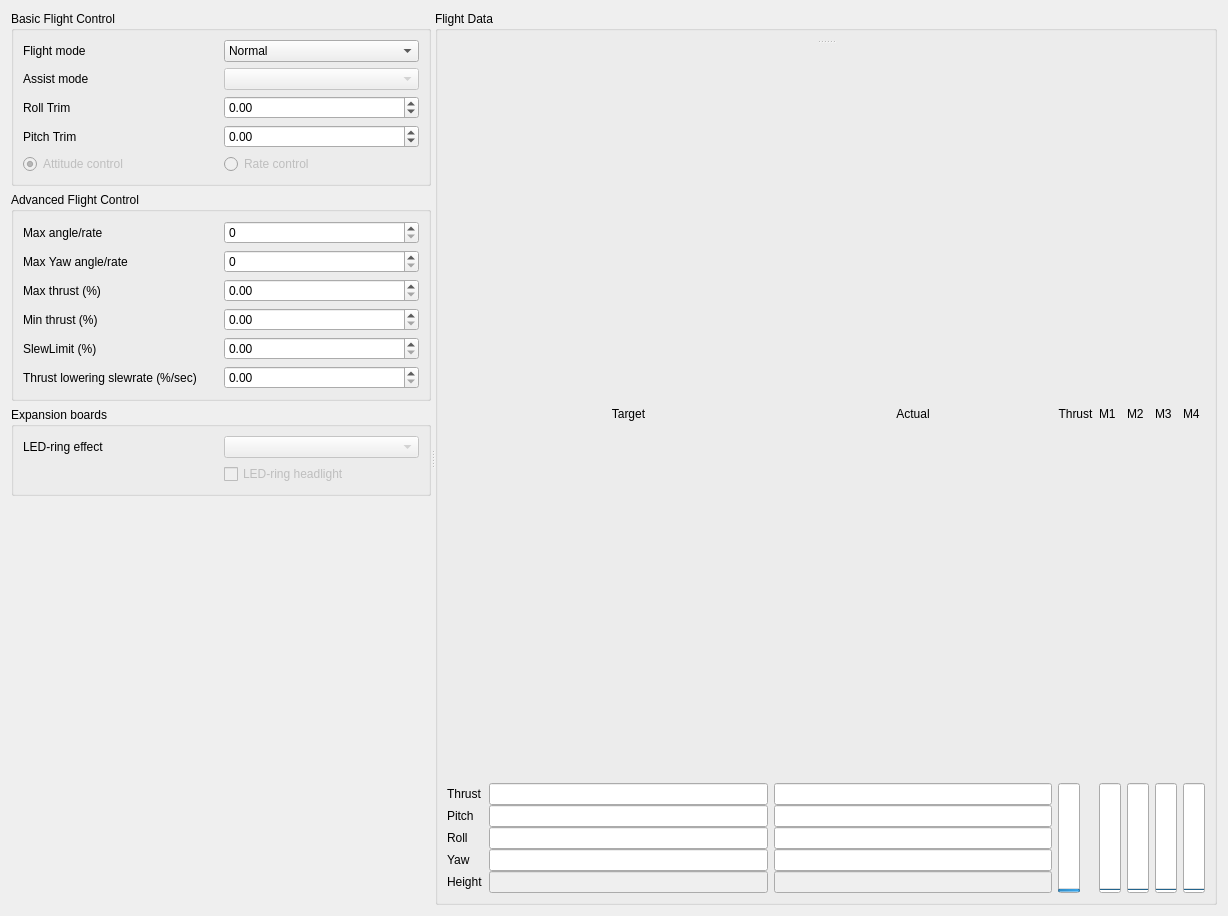
Qt form src/cfclient/ui/tabs/flightTab.ui (bitcraze/crazyflie-clients-python) before a commit.
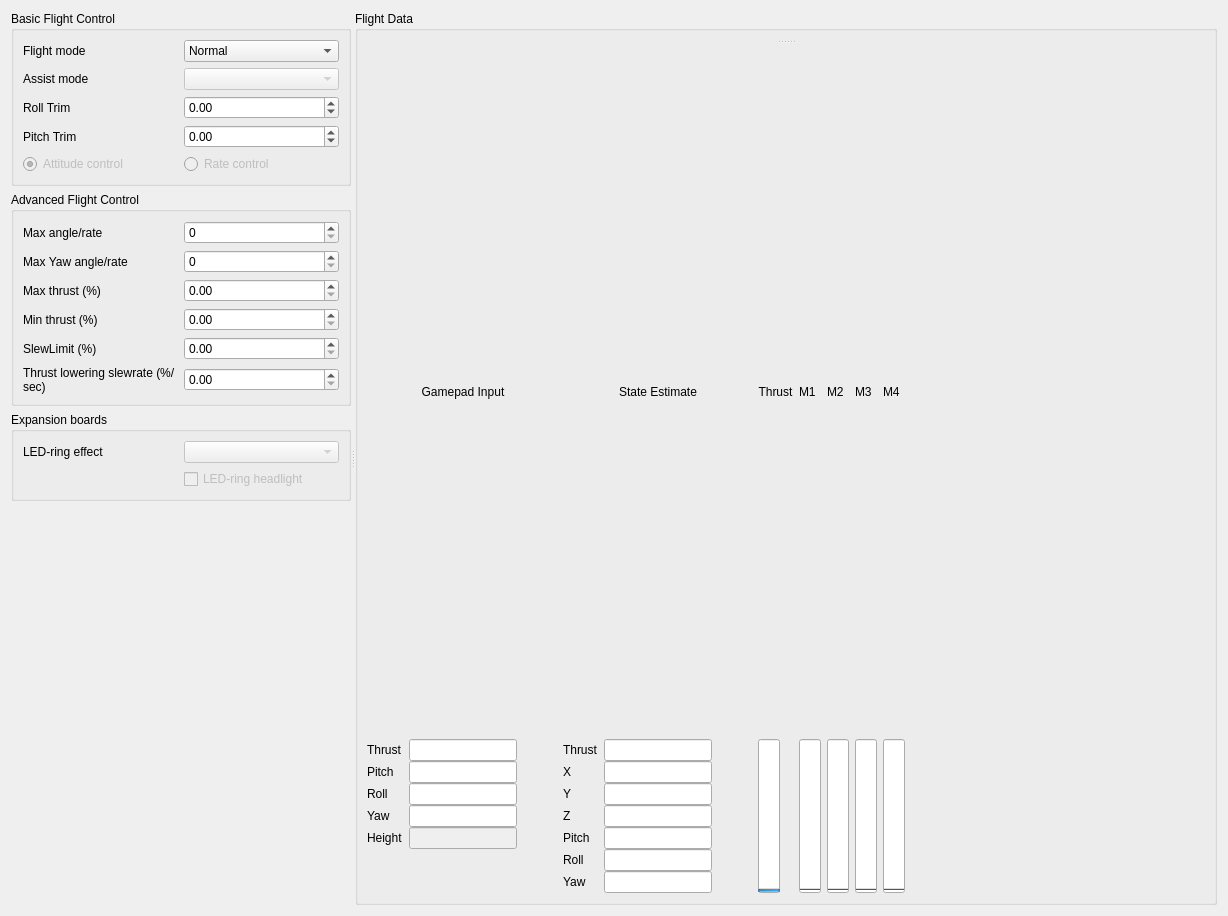
The same form after that commit.

Commit message:
Added x and y log-info to flight tab
Changed the 'Target vs Actual' columns to 'Gamepad Input' and 'State Estimate' columns in the flight-control tab.
Also added logging of x and y from the estimator, instead of only z as before. This pull request is done because of #408.

What changed in the file:
```diff
--- a/src/cfclient/ui/tabs/flightTab.ui
+++ b/src/cfclient/ui/tabs/flightTab.ui
@@ -391,7 +391,7 @@
              <layout class="QVBoxLayout" name="verticalLayout_4"/>
             </widget>
             <widget class="QWidget" name="layoutWidget">
-             <layout class="QGridLayout" name="gridLayout_5" rowstretch="0,3,3,3,3,3" rowminimumheight="1,1,1,1,1,1">
+             <layout class="QGridLayout" name="gridLayout_5" rowstretch="0,0,0,0,0,0,0,0,0">
               <property name="sizeConstraint">
                <enum>QLayout::SetMinimumSize</enum>
               </property>
@@ -401,17 +401,158 @@
               <property name="verticalSpacing">
                <number>0</number>
               </property>
-              <item row="5" column="0">
+              <item row="2" column="5">
+               <widget class="QLineEdit" name="estimateX">
+                <property name="sizePolicy">
+                 <sizepolicy hsizetype="Minimum" vsizetype="Fixed">
+                  <horstretch>0</horstretch>
+                  <verstretch>0</verstretch>
+                 </sizepolicy>
+                </property>
+               </widget>
+              </item>
+              <item row="4" column="5">
+               <widget class="QLineEdit" name="estimateZ">
+                <property name="sizePolicy">
+                 <sizepolicy hsizetype="Minimum" vsizetype="Fixed">
+                  <horstretch>0</horstretch>
+                  <verstretch>0</verstretch>
+                 </sizepolicy>
+                </property>
+               </widget>
+              </item>
+              <item row="5" column="2">
+               <widget class="QLineEdit" name="targetHeight">
+                <property name="enabled">
+                 <bool>false</bool>
+                </property>
+                <property name="sizePolicy">
+                 <sizepolicy hsizetype="Minimum" vsizetype="Fixed">
+                  <horstretch>0</horstretch>
+                  <verstretch>0</verstretch>
+                 </sizepolicy>
+                </property>
+               </widget>
+              </item>
+              <item row="2" column="4">
+               <widget class="QLabel" name="label_19">
+                <property name="text">
+                 <string>X</string>
+                </property>
+               </widget>
+              </item>
+              <item row="0" column="5">
+               <widget class="QLabel" name="label_20">
+                <property name="sizePolicy">
+                 <sizepolicy hsizetype="Minimum" vsizetype="Preferred">
+                  <horstretch>0</horstretch>
+                  <verstretch>0</verstretch>
+                 </sizepolicy>
+                </property>
+                <property name="text">
+                 <string>State Estimate</string>
+                </property>
+                <property name="alignment">
+                 <set>Qt::AlignCenter</set>
+                </property>
+               </widget>
+              </item>
+              <item row="7" column="4">
+               <widget class="QLabel" name="label_23">
+                <property name="text">
+                 <string>Yaw</string>
+                </property>
+               </widget>
+              </item>
+              <item row="3" column="4">
+               <widget class="QLabel" name="label_18">
+                <property name="text">
+                 <string>Y</string>
+                </property>
+               </widget>
+              </item>
+              <item row="4" column="4">
+               <widget class="QLabel" name="label_10">
+                <property name="text">
+                 <string>Z</string>
+                </property>
+               </widget>
+              </item>
+              <item row="1" column="5">
+               <widget class="QLineEdit" name="estimateThrust">
+                <property name="sizePolicy">
+                 <sizepolicy hsizetype="Minimum" vsizetype="Fixed">
+                  <horstretch>0</horstretch>
+                  <verstretch>0</verstretch>
+                 </sizepolicy>
+                </property>
+               </widget>
+              </item>
+              <item row="3" column="5">
+               <widget class="QLineEdit" name="estimateY">
+                <property name="sizePolicy">
+                 <sizepolicy hsizetype="Minimum" vsizetype="Fixed">
+                  <horstretch>0</horstretch>
+                  <verstretch>0</verstretch>
+                 </sizepolicy>
+                </property>
+               </widget>
+              </item>
+              <item row="4" column="0">
+               <widget class="QLabel" name="inputYawLabel">
+                <property name="text">
+                 <string>Yaw</string>
+                </property>
+               </widget>
+              </item>
+              <item row="1" column="2">
+               <widget class="QLineEdit" name="targetThrust">
+                <property name="sizePolicy">
+                 <sizepolicy hsizetype="Minimum" vsizetype="Fixed">
+                  <horstretch>0</horstretch>
+                  <verstretch>0</verstretch>
+                 </sizepolicy>
+                </property>
+               </widget>
+              </item>
+              <item row="5" column="4">
                <widget class="QLabel" name="label_17">
                 <property name="text">
+                 <string>Pitch</string>
+                </property>
+               </widget>
+              </item>
+              <item row="5" column="0">
+               <widget class="QLabel" name="inputHeightLabel">
+                <property name="text">
                  <string>Height</string>
                 </property>
                </widget>
               </item>
-              <item row="2" column="4">
-               <widget class="QLineEdit" name="actualPitch"/>
+              <item row="1" column="3">
+               <spacer name="horizontalSpacer">
+                <property name="orientation">
+                 <enum>Qt::Horizontal</enum>
+                </property>
+                <property name="sizeType">
+                 <enum>QSizePolicy::Fixed</enum>
+                </property>
+                <property name="sizeHint" stdset="0">
+                 <size>
+                  <width>40</width>
+                  <height>20</height>
+                 </size>
+                </property>
+               </spacer>
               </item>
-              <item row="1" column="8" rowspan="5">
+              <item row="1" column="4">
+               <widget class="QLabel" name="label_21">
+                <property name="text">
+                 <string>Thrust</string>
+                </property>
+               </widget>
+              </item>
+              <item row="1" column="9" rowspan="7">
                <widget class="QProgressBar" name="actualM1">
                 <property name="maximum">
                  <number>65535</number>
@@ -424,7 +565,7 @@
                 </property>
                </widget>
               </item>
-              <item row="1" column="10" rowspan="5">
+              <item row="1" column="11" rowspan="7">
                <widget class="QProgressBar" name="actualM3">
                 <property name="maximum">
                  <number>65535</number>
@@ -437,30 +578,16 @@
                 </property>
                </widget>
               </item>
-              <item row="0" column="6">
-               <widget class="QLabel" name="label_6">
-                <property name="text">
-                 <string>Thrust</string>
-                </property>
-                <property name="alignment">
-                 <set>Qt::AlignCenter</set>
-                </property>
-               </widget>
-              </item>
-              <item row="5" column="4">
-               <widget class="QLineEdit" name="actualHeight">
-                <property name="enabled">
-                 <bool>false</bool>
-                </property>
-                <property name="text">
-                 <string/>
-                </property>
-               </widget>
-              </item>
               <item row="0" column="2">
                <widget class="QLabel" name="label_14">
+                <property name="sizePolicy">
+                 <sizepolicy hsizetype="Minimum" vsizetype="Preferred">
+                  <horstretch>0</horstretch>
+                  <verstretch>0</verstretch>
+                 </sizepolicy>
+                </property>
                 <property name="text">
-                 <string>Target</string>
+                 <string>Gamepad Input</string>
                 </property>
                 <property name="alignment">
                  <set>Qt::AlignCenter</set>
@@ -468,47 +595,16 @@
                </widget>
               </item>
               <item row="3" column="2">
-               <widget class="QLineEdit" name="targetRoll"/>
-              </item>
-              <item row="1" column="6" rowspan="5">
-               <widget class="QProgressBar" name="thrustProgress">
+               <widget class="QLineEdit" name="targetRoll">
                 <property name="sizePolicy">
-                 <sizepolicy hsizetype="Maximum" vsizetype="Expanding">
+                 <sizepolicy hsizetype="Minimum" vsizetype="Fixed">
                   <horstretch>0</horstretch>
                   <verstretch>0</verstretch>
                  </sizepolicy>
                 </property>
-                <property name="sizeIncrement">
-                 <size>
-                  <width>0</width>
-                  <height>0</height>
-                 </size>
-                </property>
-                <property name="maximum">
-                 <number>65600</number>
-                </property>
-                <property name="value">
-                 <number>24</number>
-                </property>
-                <property name="alignment">
-                 <set>Qt::AlignCenter</set>
-                </property>
-                <property name="orientation">
-                 <enum>Qt::Vertical</enum>
-                </property>
-                <property name="invertedAppearance">
-                 <bool>false</bool>
-                </property>
                </widget>
               </item>
-              <item row="1" column="0">
-               <widget class="QLabel" name="label_16">
-                <property name="text">
-                 <string>Thrust</string>
-                </property>
-               </widget>
-              </item>
-              <item row="0" column="8">
+              <item row="0" column="9">
                <widget class="QLabel" name="M1label">
                 <property name="text">
                  <string>M1</string>
@@ -522,7 +618,7 @@
                 </property>
                </widget>
               </item>
-              <item row="0" column="10">
+              <item row="0" column="11">
                <widget class="QLabel" name="M3label">
                 <property name="text">
                  <string>M3</string>
@@ -530,9 +626,16 @@
                </widget>
               </item>
               <item row="4" column="2">
-               <widget class="QLineEdit" name="targetYaw"/>
+               <widget class="QLineEdit" name="targetYaw">
+                <property name="sizePolicy">
+                 <sizepolicy hsizetype="Minimum" vsizetype="Fixed">
+                  <horstretch>0</horstretch>
+                  <verstretch>0</verstretch>
+                 </sizepolicy>
+                </property>
+               </widget>
               </item>
-              <item row="1" column="9" rowspan="5">
+              <item row="1" column="10" rowspan="7">
                <widget class="QProgressBar" name="actualM2">
                 <property name="maximum">
                  <number>65535</number>
@@ -546,7 +649,14 @@
                </widget>
               </item>
               <item row="2" column="2">
-               <widget class="QLineEdit" name="targetPitch"/>
+               <widget class="QLineEdit" name="targetPitch">
+                <property name="sizePolicy">
+                 <sizepolicy hsizetype="Minimum" vsizetype="Fixed">
+                  <horstretch>0</horstretch>
+                  <verstretch>0</verstretch>
+                 </sizepolicy>
+                </property>
+               </widget>
               </item>
               <item row="2" column="0">
                <widget class="QLabel" name="label_11">
@@ -555,27 +665,14 @@
                 </property>
                </widget>
               </item>
-              <item row="0" column="4">
-               <widget class="QLabel" name="label_15">
-                <property name="text">
-                 <string>Actual</string>
-                </property>
-                <property name="alignment">
-                 <set>Qt::AlignCenter</set>
-                </property>
-               </widget>
-              </item>
-              <item row="4" column="4">
-               <widget class="QLineEdit" name="actualYaw"/>
-              </item>
-              <item row="0" column="9">
+              <item row="0" column="10">
                <widget class="QLabel" name="M2label">
                 <property name="text">
                  <string>M2</string>
                 </property>
                </widget>
               </item>
-              <item row="1" column="11" rowspan="5">
+              <item row="1" column="12" rowspan="7">
                <widget class="QProgressBar" name="actualM4">
                 <property name="maximum">
                  <number>65535</number>
@@ -588,39 +685,127 @@
                 </property>
                </widget>
               </item>
-              <item row="1" column="2">
-               <widget class="QLineEdit" name="targetThrust"/>
-              </item>
-              <item row="0" column="11">
+              <item row="0" column="12">
                <widget class="QLabel" name="M4label">
                 <property name="text">
                  <string>M4</string>
                 </property>
                </widget>
               </item>
-              <item row="1" column="4">
-               <widget class="QLineEdit" name="actualThrust"/>
+              <item row="7" column="5">
+               <widget class="QLineEdit" name="estimateYaw">
+                <property name="sizePolicy">
+                 <sizepolicy hsizetype="Minimum" vsizetype="Fixed">
+                  <horstretch>0</horstretch>
+                  <verstretch>0</verstretch>
+                 </sizepolicy>
+                </property>
+               </widget>
               </item>
               <item row="0" column="12" rowspan="6">
                <layout class="QGridLayout" name="gridLayout_7"/>
               </item>
-              <item row="4" column="0">
-               <widget class="QLabel" name="label_13">
-                <property name="text">
-                 <string>Yaw</string>
+              <item row="1" column="7" rowspan="7">
+               <widget class="QProgressBar" name="thrustProgress">
+                <property name="sizePolicy">
+                 <sizepolicy hsizetype="Maximum" vsizetype="Expanding">
+                  <horstretch>0</horstretch>
+                  <verstretch>0</verstretch>
+                 </sizepolicy>
                 </property>
-               </widget>
-              </item>
-              <item row="3" column="4">
-               <widget class="QLineEdit" name="actualRoll"/>
-              </item>
-              <item row="5" column="2">
-               <widget class="QLineEdit" name="targetHeight">
-                <property name="enabled">
+                <property name="sizeIncrement">
+                 <size>
+                  <width>0</width>
+                  <height>0</height>
+                 </size>
+                </property>
+                <property name="maximum">
+                 <number>65600</number>
+                </property>
+                <property name="value">
+                 <number>24</number>
+                </property>
+                <property name="alignment">
+                 <set>Qt::AlignCenter</set>
+                </property>
+                <property name="orientation">
+                 <enum>Qt::Vertical</enum>
+                </property>
+                <property name="invertedAppearance">
                  <bool>false</bool>
                 </property>
+               </widget>
+              </item>
+              <item row="6" column="4">
+               <widget class="QLabel" name="label_22">
                 <property name="text">
-                 <string/>
+                 <string>Roll</string>
+                </property>
+               </widget>
+              </item>
+              <item row="6" column="5">
+               <widget class="QLineEdit" name="estimateRoll">
+                <property name="sizePolicy">
+                 <sizepolicy hsizetype="Minimum" vsizetype="Fixed">
+                  <horstretch>0</horstretch>
+                  <verstretch>0</verstretch>
+                 </sizepolicy>
+                </property>
+               </widget>
+              </item>
+              <item row="1" column="6">
+               <spacer name="horizontalSpacer_3">
+                <property name="orientation">
+                 <enum>Qt::Horizontal</enum>
+                </property>
+                <property name="sizeType">
+                 <enum>QSizePolicy::Fixed</enum>
+                </property>
+                <property name="sizeHint" stdset="0">
+                 <size>
+                  <width>40</width>
+                  <height>20</height>
+                 </size>
+                </property>
+               </spacer>
+              </item>
+              <item row="0" column="13">
+               <spacer name="horizontalSpacer_2">
+                <property name="orientation">
+                 <enum>Qt::Horizontal</enum>
+                </property>
+                <property name="sizeHint" stdset="0">
+                 <size>
+                  <width>40</width>
+                  <height>20</height>
+                 </size>
+                </property>
+               </spacer>
+              </item>
+              <item row="1" column="0">
+               <widget class="QLabel" name="inputThrustLabel">
+                <property name="text">
+                 <string>Thrust</string>
+                </property>
+               </widget>
+              </item>
+              <item row="5" column="5">
+               <widget class="QLineEdit" name="estimatePitch">
+                <property name="sizePolicy">
+                 <sizepolicy hsizetype="Minimum" vsizetype="Fixed">
+                  <horstretch>0</horstretch>
+                  <verstretch>0</verstretch>
+                 </sizepolicy>
+                </property>
+               </widget>
+              </item>
+              <item row="0" column="7">
+               <widget class="QLabel" name="label_6">
+                <property name="text">
+                 <string>Thrust</string>
+                </property>
+                <property name="alignment">
+                 <set>Qt::AlignCenter</set>
                 </property>
                </widget>
               </item>
```
Left out of the diff: 6 changed lines with no effect on the pictures. The commit also changes 1 other file.
